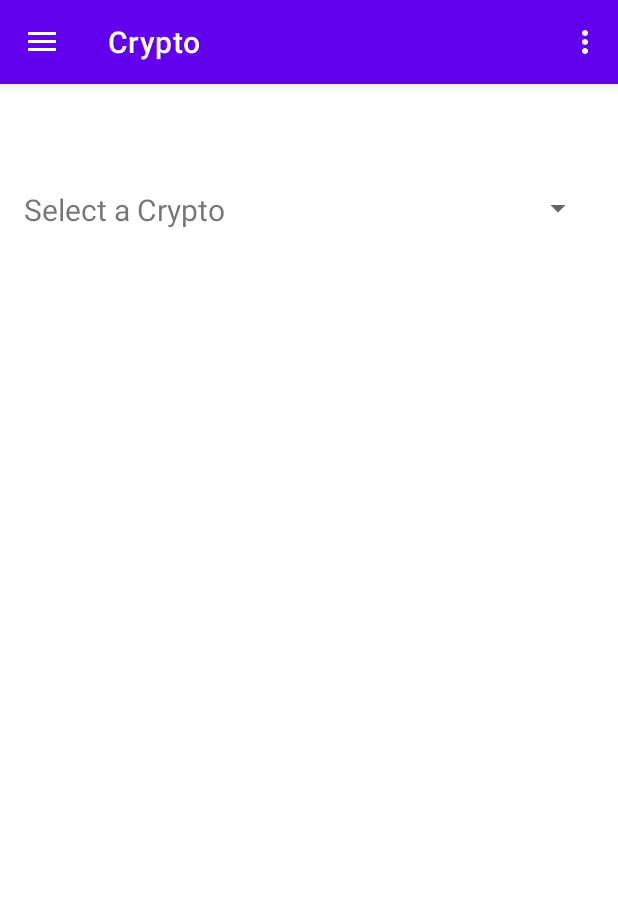
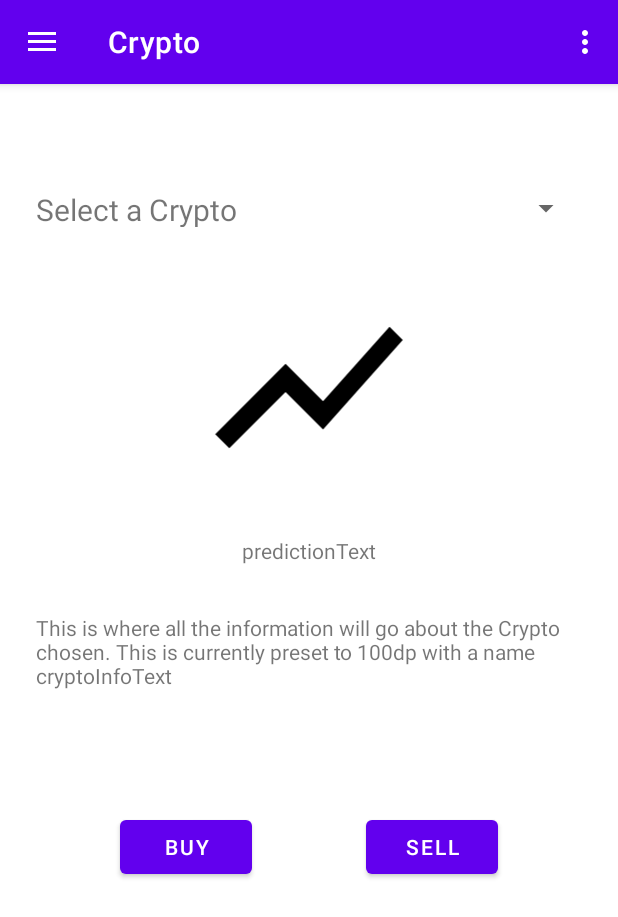
Before and after one commit to CianHerlo/group-project-y3, an Android app: the screen it shows after launch (MainActivity), in the side drawer, after a tap on "Crypto", on a phone screen of 412 x 824 dp. Shown: the top 917 px of the screen. Run offline under Robolectric (Android 15) with nearby library versions, the phone set to English and light mode, and no system bars; our stand-ins replace navigation-ui.

Commit message:
Replicated Stocks page for Crypto page

```diff
--- a/app/src/main/res/layout/fragment_crypto.xml
+++ b/app/src/main/res/layout/fragment_crypto.xml
@@ -6,39 +6,110 @@
     android:layout_height="match_parent"
     tools:context=".ui.crypto.CryptoFragment">
 
+    <ScrollView
+        android:id="@+id/scrollViewCrypto"
+        android:layout_width="0dp"
+        android:layout_height="0dp"
+        app:layout_constraintBottom_toBottomOf="parent"
+        app:layout_constraintEnd_toEndOf="parent"
+        app:layout_constraintHorizontal_bias="0.0"
+        app:layout_constraintStart_toStartOf="parent"
+        app:layout_constraintTop_toTopOf="parent"
+        app:layout_constraintVertical_bias="1.0">
+
+        <androidx.constraintlayout.widget.ConstraintLayout
+            android:id="@+id/constraintLayout"
+            android:layout_width="match_parent"
+            android:layout_height="wrap_content">
+
+            <TextView
+                android:id="@+id/crypto_spinner_label"
+                android:layout_width="0dp"
+                android:layout_height="25dp"
+                android:layout_marginStart="24dp"
+                android:layout_marginTop="70dp"
+                android:text="Select a Crypto"
+                android:textSize="20sp"
+                app:layout_constraintStart_toStartOf="parent"
+                app:layout_constraintTop_toTopOf="parent" />
+
             <Spinner
                 android:id="@+id/spinner_crypto"
                 android:layout_width="0dp"
                 android:layout_height="25dp"
                 android:layout_marginStart="16dp"
                 android:layout_marginTop="70dp"
-        android:layout_marginEnd="16dp"
+                android:layout_marginEnd="24dp"
+                android:animateLayoutChanges="false"
+                android:autofillHints="Select Crypto"
+                android:dropDownWidth="match_parent"
+                android:visibility="visible"
                 app:layout_constraintEnd_toEndOf="parent"
+                app:layout_constraintHorizontal_bias="1.0"
                 app:layout_constraintStart_toEndOf="@+id/crypto_spinner_label"
-        app:layout_constraintTop_toTopOf="parent" />
-
-    <TextView
-        android:id="@+id/crypto_spinner_label"
-        android:layout_width="wrap_content"
-        android:layout_height="25dp"
-        android:layout_marginStart="16dp"
-        android:layout_marginTop="70dp"
-        android:text="Select a Crypto"
-        android:textSize="20sp"
-        app:layout_constraintStart_toStartOf="parent"
                 app:layout_constraintTop_toTopOf="parent" />
 
             <ImageView
                 android:id="@+id/crypto_graph_image"
                 android:layout_width="0dp"
-        android:layout_height="350dp"
-        android:layout_marginStart="32dp"
-        android:layout_marginTop="150dp"
-        android:layout_marginEnd="32dp"
+                android:layout_height="150dp"
+                android:layout_marginStart="64dp"
+                android:layout_marginTop="32dp"
+                android:layout_marginEnd="64dp"
+                android:src="@drawable/ic_crypto"
+                android:background="@color/white"
                 app:layout_constraintEnd_toEndOf="parent"
-        app:layout_constraintHorizontal_bias="0.495"
+                app:layout_constraintHorizontal_bias="0.41"
                 app:layout_constraintStart_toStartOf="parent"
-        app:layout_constraintTop_toTopOf="parent"
-        tools:src="@drawable/ic_stock" />
+                app:layout_constraintTop_toBottomOf="@+id/spinner_crypto" />
+
+            <TextView
+                android:id="@+id/predictionText"
+                android:layout_width="wrap_content"
+                android:layout_height="wrap_content"
+                android:layout_marginTop="24dp"
+                android:text="predictionText"
+                app:layout_constraintEnd_toEndOf="parent"
+                app:layout_constraintStart_toStartOf="parent"
+                app:layout_constraintTop_toBottomOf="@+id/crypto_graph_image" />
+
+            <TextView
+                android:id="@+id/cryptoInfoText"
+                android:layout_width="0dp"
+                android:layout_height="100dp"
+                android:layout_marginStart="24dp"
+                android:layout_marginTop="32dp"
+                android:layout_marginEnd="24dp"
+                android:text="This is where all the information will go about the Crypto chosen. This is currently preset to 100dp with a name cryptoInfoText"
+                app:layout_constraintEnd_toEndOf="parent"
+                app:layout_constraintHorizontal_bias="0.206"
+                app:layout_constraintStart_toStartOf="parent"
+                app:layout_constraintTop_toBottomOf="@+id/predictionText" />
+
+            <Button
+                android:id="@+id/buyBtn"
+                android:layout_width="wrap_content"
+                android:layout_height="wrap_content"
+                android:layout_marginStart="80dp"
+                android:layout_marginTop="32dp"
+                android:layout_marginBottom="32dp"
+                android:text="Buy"
+                app:layout_constraintBottom_toBottomOf="parent"
+                app:layout_constraintStart_toStartOf="parent"
+                app:layout_constraintTop_toBottomOf="@+id/cryptoInfoText" />
+
+            <Button
+                android:id="@+id/sellBtn"
+                android:layout_width="wrap_content"
+                android:layout_height="wrap_content"
+                android:layout_marginTop="32dp"
+                android:layout_marginEnd="80dp"
+                android:layout_marginBottom="32dp"
+                android:text="Sell"
+                app:layout_constraintBottom_toBottomOf="parent"
+                app:layout_constraintEnd_toEndOf="parent"
+                app:layout_constraintTop_toBottomOf="@+id/cryptoInfoText" />
+        </androidx.constraintlayout.widget.ConstraintLayout>
+    </ScrollView>
 
 </androidx.constraintlayout.widget.ConstraintLayout>
```
Lines whose indentation alone changed are shown as unchanged.
